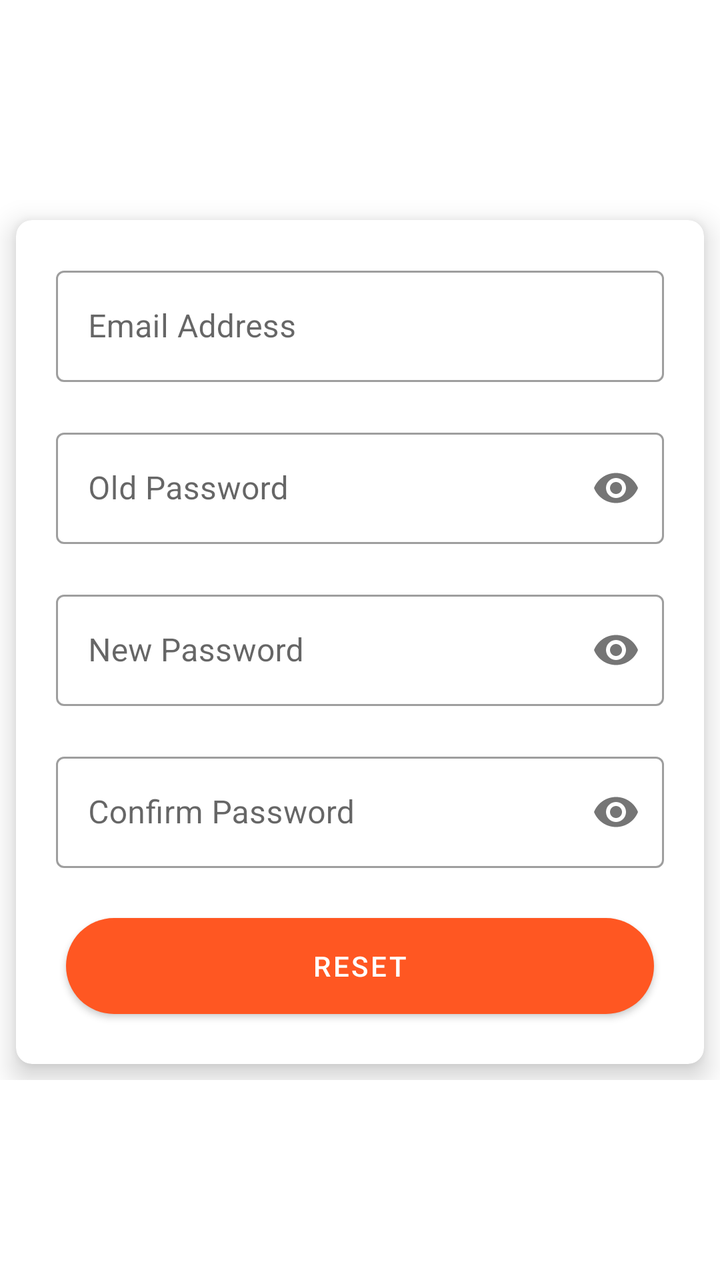
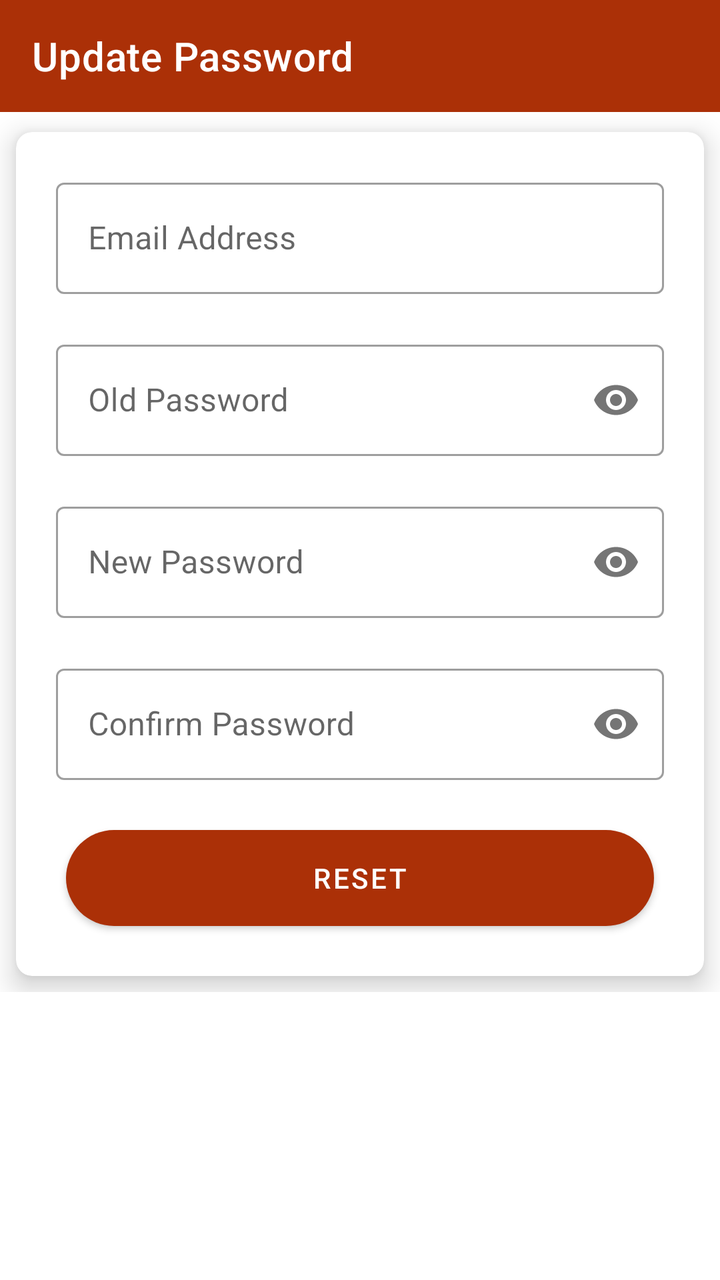

Screens rendered from an Android XML layout before and after an edit, with the pre-edit source and the edit as a unified diff.
<!-- AndroidManifest.xml: application theme Theme.Arcltdstaff -->
<!-- res/layout/activity_reset_password.xml -->
<?xml version="1.0" encoding="utf-8"?>
<LinearLayout xmlns:android="http://schemas.android.com/apk/res/android"
    xmlns:app="http://schemas.android.com/apk/res-auto"
    xmlns:tools="http://schemas.android.com/tools"
    android:layout_width="match_parent"
    android:layout_height="match_parent"
    android:orientation="vertical"
    tools:context=".authentication.ResetPassword">

    <ScrollView
        android:layout_width="match_parent"
        android:layout_height="match_parent">

    <LinearLayout
        android:orientation="vertical"
        android:layout_width="match_parent"
        android:layout_height="match_parent"
        android:layout_gravity="center">
        <androidx.cardview.widget.CardView
            android:id="@+id/cvBranchList"
            android:layout_width="match_parent"
            android:layout_height="wrap_content"
            android:layout_marginLeft="8dp"
            android:layout_marginTop="10dp"
            android:layout_marginRight="8dp"
            android:layout_marginBottom="8dp"
            app:cardCornerRadius="8dp"
            app:cardElevation="8dp">
            <LinearLayout
                android:layout_width="match_parent"
                android:layout_height="match_parent"
                android:layout_margin="10dp"
                android:orientation="vertical">

    <com.google.android.material.textfield.TextInputLayout
        android:layout_width="match_parent"
        android:layout_height="wrap_content"
        android:layout_gravity="center"
        android:layout_marginTop="10dp"
        android:layout_marginEnd="10dp"
        android:layout_marginStart="10dp"
        android:layout_marginBottom="10dp"
        style="@style/Widget.MaterialComponents.TextInputLayout.OutlinedBox"
        android:gravity="center"
        android:hint="Email Address"
        android:textColor="@android:color/black">
        <com.google.android.material.textfield.TextInputEditText
            android:id="@+id/emailid"
            android:layout_width="match_parent"
            android:layout_height="match_parent"
            android:maxLines="1"
            android:inputType="textEmailAddress"/>
    </com.google.android.material.textfield.TextInputLayout>


    <com.google.android.material.textfield.TextInputLayout
        android:layout_width="match_parent"
        android:layout_height="wrap_content"
        android:layout_gravity="center"
        android:layout_marginTop="10dp"
        android:layout_marginEnd="10dp"
        android:layout_marginStart="10dp"
        android:layout_marginBottom="10dp"
        style="@style/Widget.MaterialComponents.TextInputLayout.OutlinedBox"
        android:gravity="center"
        android:hint="Old Password"
        app:passwordToggleEnabled="true"
        android:textColor="@android:color/black">
        <com.google.android.material.textfield.TextInputEditText
            android:id="@+id/oldpassword"
            android:layout_width="match_parent"
            android:layout_height="match_parent"
            android:maxLines="1"
            android:autofillHints="password"
            android:inputType="textPassword"/>
    </com.google.android.material.textfield.TextInputLayout>

    <com.google.android.material.textfield.TextInputLayout
        android:layout_width="match_parent"
        android:layout_height="wrap_content"
        android:layout_gravity="center"
        android:layout_marginTop="10dp"
        android:layout_marginEnd="10dp"
        android:layout_marginStart="10dp"
        android:layout_marginBottom="10dp"
        style="@style/Widget.MaterialComponents.TextInputLayout.OutlinedBox"
        android:gravity="center"
        android:hint="New Password"
        app:passwordToggleEnabled="true"
        android:textColor="@android:color/black">
        <com.google.android.material.textfield.TextInputEditText
            android:id="@+id/newpassword"
            android:layout_width="match_parent"
            android:layout_height="match_parent"
            android:maxLines="1"
            android:autofillHints="password"
            android:inputType="textPassword"/>
    </com.google.android.material.textfield.TextInputLayout>

    <com.google.android.material.textfield.TextInputLayout
        android:layout_width="match_parent"
        android:layout_height="wrap_content"
        android:layout_gravity="center"
        android:layout_marginTop="10dp"
        android:layout_marginEnd="10dp"
        android:layout_marginStart="10dp"
        android:layout_marginBottom="10dp"
        style="@style/Widget.MaterialComponents.TextInputLayout.OutlinedBox"
        android:gravity="center"
        android:hint="Confirm Password"
        app:passwordToggleEnabled="true"
        android:textColor="@android:color/black">
        <com.google.android.material.textfield.TextInputEditText
            android:id="@+id/conformpassword"
            android:layout_width="match_parent"
            android:layout_height="match_parent"
            android:maxLines="1"
            android:autofillHints="password"
            android:inputType="textPassword"/>
    </com.google.android.material.textfield.TextInputLayout>



            <Button
                android:id="@+id/resetpasswrd"
                android:textColor="#fff"
                android:text="RESET"
                android:background="@drawable/refer_earn_button"
                android:layout_margin="15dp"
                android:layout_width="match_parent"
                android:layout_height="wrap_content" />

            <LinearLayout
                android:layout_width="match_parent"
                android:layout_height="wrap_content"
                android:gravity="center"
                android:visibility="gone"
                android:layout_marginTop="-12dp"
                android:orientation="horizontal">

                <TextView
                    android:textColor="@color/colorPrimary"
                    android:layout_width="wrap_content"
                    android:layout_height="wrap_content"
                    android:id="@+id/signupfromchanepass"
                    android:text="Sign In" />

            </LinearLayout>
            </LinearLayout>
        </androidx.cardview.widget.CardView>
        </LinearLayout>

    </ScrollView>
</LinearLayout>
<!-- resources referenced by this layout -->
<resources>
  <color name="colorPrimary">#FF01579B</color>
  <!-- drawable refer_earn_button (drawable) -->
  <?xml version="1.0" encoding="utf-8"?>
  <shape xmlns:android="http://schemas.android.com/apk/res/android" android:shape="rectangle" >
      <corners
          android:radius="26dp"
          />
      <gradient
          android:angle="0"
          android:centerX="0%"
          android:centerColor="#F44336"
          android:startColor="#FF9800"
          android:endColor="#FF5722"
          android:type="linear"
          />
      <padding
          android:left="0dp"
          android:top="0dp"
          android:right="0dp"
          android:bottom="0dp"
          />
      <size
          android:width="182dp"
          android:height="40dp"
          />
  </shape>
  <style name="Theme.Arcltdstaff" parent="Theme.MaterialComponents.Light.DarkActionBar">
          
          <item name="colorPrimary">@color/purple_500</item>
          <item name="colorPrimaryVariant">@color/purple_700</item>
          <item name="colorOnPrimary">@color/white</item>
          
          <item name="colorSecondary">@color/teal_200</item>
          <item name="colorSecondaryVariant">@color/teal_700</item>
          <item name="colorOnSecondary">@color/black</item>
          <item name="android:dropDownListViewStyle">@style/MySpinner</item>
          
          <item name="android:statusBarColor" tools:targetApi="l">?attr/colorPrimaryVariant</item>
          
      </style>
  <color name="purple_500">#FF5722</color>
  <color name="purple_700">#B83E17</color>
  <color name="white">#FFFFFFFF</color>
  <color name="teal_200">#FF03DAC5</color>
  <color name="teal_700">#FF018786</color>
  <color name="black">#FF000000</color>
  <style name="MySpinner" parent="Theme.AppCompat.Light.DarkActionBar">
          <item name="android:dividerHeight">2dp</item>
          <item name="android:divider">#000</item>
      </style>
</resources>

<!-- the commit's change to res/layout/activity_reset_password.xml (unified diff, before → after) -->
@@ -5,7 +5,22 @@
     android:layout_width="match_parent"
     android:layout_height="match_parent"
     android:orientation="vertical"
+    android:fitsSystemWindows="true"
     tools:context=".authentication.ResetPassword">
+
+    <com.google.android.material.appbar.AppBarLayout
+        android:layout_width="match_parent"
+        android:layout_height="wrap_content">
+
+        <androidx.appcompat.widget.Toolbar
+            android:id="@+id/toolbar"
+            android:layout_width="match_parent"
+            android:layout_height="?attr/actionBarSize"
+            android:background="?attr/colorPrimary"
+            app:title="Update Password"
+            app:titleTextColor="@color/white" />
+
+    </com.google.android.material.appbar.AppBarLayout>
 
     <ScrollView
         android:layout_width="match_parent"
@@ -14,8 +29,7 @@
     <LinearLayout
         android:orientation="vertical"
         android:layout_width="match_parent"
-        android:layout_height="match_parent"
-        android:layout_gravity="center">
+        android:layout_height="wrap_content">
         <androidx.cardview.widget.CardView
             android:id="@+id/cvBranchList"
             android:layout_width="match_parent"
@@ -28,7 +42,7 @@
             app:cardElevation="8dp">
             <LinearLayout
                 android:layout_width="match_parent"
-                android:layout_height="match_parent"
+                android:layout_height="wrap_content"
                 android:layout_margin="10dp"
                 android:orientation="vertical">
 
@@ -92,7 +106,6 @@
             android:id="@+id/newpassword"
             android:layout_width="match_parent"
             android:layout_height="match_parent"
-            android:maxLines="1"
             android:autofillHints="password"
             android:inputType="textPassword"/>
     </com.google.android.material.textfield.TextInputLayout>
@@ -114,7 +127,6 @@
             android:id="@+id/conformpassword"
             android:layout_width="match_parent"
             android:layout_height="match_parent"
-            android:maxLines="1"
             android:autofillHints="password"
             android:inputType="textPassword"/>
     </com.google.android.material.textfield.TextInputLayout>
<!-- resource entries referenced after the edit -->
@@ -1,6 +1,6 @@
 <!-- resources referenced by this layout -->
 <resources>
-  <color name="colorPrimary">#FF01579B</color>
+  <color name="colorPrimary">#AB3007</color>
   <!-- drawable refer_earn_button (drawable) -->
   <?xml version="1.0" encoding="utf-8"?>
   <shape xmlns:android="http://schemas.android.com/apk/res/android" android:shape="rectangle" >
@@ -26,10 +26,10 @@
           android:height="40dp"
           />
   </shape>
-  <style name="Theme.Arcltdstaff" parent="Theme.MaterialComponents.Light.DarkActionBar">
+  <style name="Theme.Arcltdstaff" parent="Theme.MaterialComponents.DayNight.NoActionBar">
           
-          <item name="colorPrimary">@color/purple_500</item>
-          <item name="colorPrimaryVariant">@color/purple_700</item>
+          <item name="colorPrimary">@color/colorPrimary</item>
+          <item name="colorPrimaryVariant">@color/colorPrimaryDark</item>
           <item name="colorOnPrimary">@color/white</item>
           
           <item name="colorSecondary">@color/teal_200</item>
@@ -37,11 +37,10 @@
           <item name="colorOnSecondary">@color/black</item>
           <item name="android:dropDownListViewStyle">@style/MySpinner</item>
           
-          <item name="android:statusBarColor" tools:targetApi="l">?attr/colorPrimaryVariant</item>
+          <item name="android:statusBarColor">@color/colorPrimaryDark</item>
           
       </style>
-  <color name="purple_500">#FF5722</color>
-  <color name="purple_700">#B83E17</color>
+  <color name="colorPrimaryDark">#FF5722</color>
   <color name="white">#FFFFFFFF</color>
   <color name="teal_200">#FF03DAC5</color>
   <color name="teal_700">#FF018786</color>
